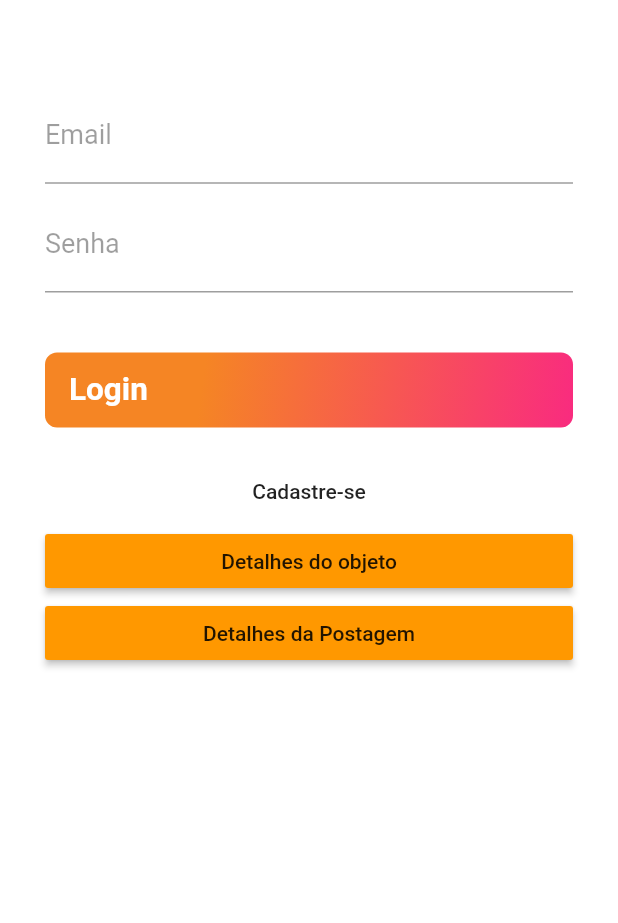
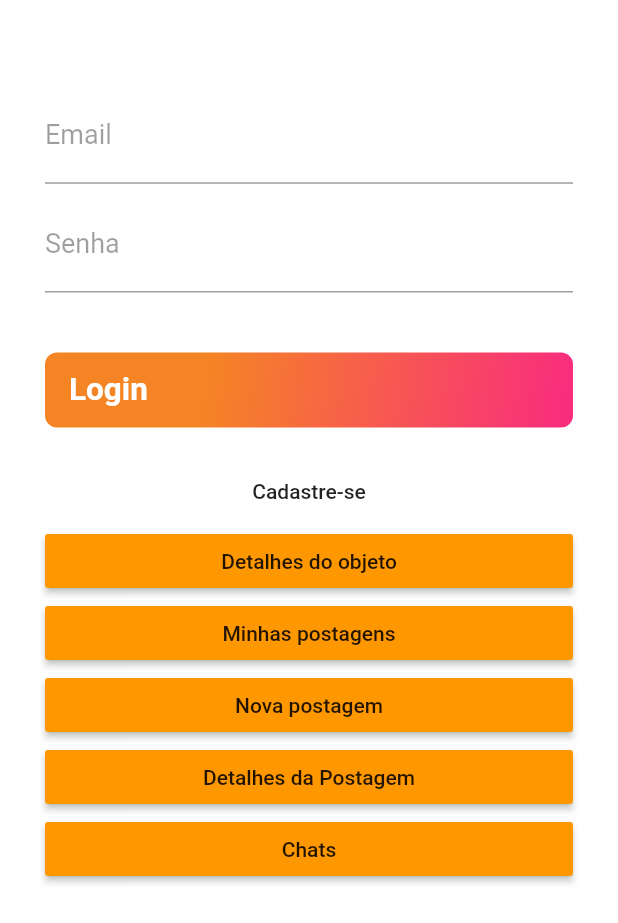
Before and after one commit to Ajujuba/TaAqui, a Flutter app: the screen it shows after launch, on a phone screen of 412 x 824 dp. Shown: the top 923 px of the screen. Run offline on Flutter 3.47's test engine with Material 2 defaults, Android fonts, the phone set to English and light mode, and no system bars; our stand-ins replace cloud_firestore, firebase_auth, firebase_core, firebase_storage, image_picker, mask_text_input_formatter; accounts and stored records are empty.

```diff
--- a/taqui/lib/screens/form_login.dart
+++ b/taqui/lib/screens/form_login.dart
@@ -11,10 +11,9 @@ import 'package:taqui/screens/tela_listagem_chats.dart';
 import 'package:taqui/screens/tela_mensagens.dart';
 import 'package:taqui/screens/tela_objeto_detalhe.dart';
 import 'package:taqui/screens/tela_perfil_usuario.dart';
+import 'package:taqui/screens/tela_postagens.dart';
 import 'package:taqui/screens/tela_visualizar_postagem.dart';
-
-import 'tela_listagem_chats.dart';
-
+import 'package:taqui/screens/form_cadastro_postagem.dart';
 
 Future<void> showInformationDialog(BuildContext context, String txt) async{
   return await showDialog(context: context,
@@ -241,12 +240,42 @@ class LoginState extends State<Login>{
           onPressed: () {
             Navigator.push(
                 context,
+                MaterialPageRoute(builder: (context) => PostagensUsuario())
+            );
+          },
+          color: Colors.orange,
+          child: Text("Minhas postagens"),
+        ),
+        RaisedButton(
+          onPressed: () {
+            Navigator.push(
+                context,
+                MaterialPageRoute(builder: (context) => CadastroPostagem())
+            );
+          },
+          color: Colors.orange,
+          child: Text("Nova postagem"),
+        ),
+        RaisedButton(
+          onPressed: () {
+            Navigator.push(
+                context,
                 MaterialPageRoute(builder: (context) => VisualizarPostagem())
             );
           },
           color: Colors.orange,
           child: Text("Detalhes da Postagem"),
         ),
+        RaisedButton(
+          onPressed: () {
+            Navigator.push(
+                context,
+                MaterialPageRoute(builder: (context) => ListagemChats())
+            );
+          },
+          color: Colors.orange,
+          child: Text("Chats"),
+        )
       ],
     );
 
```
